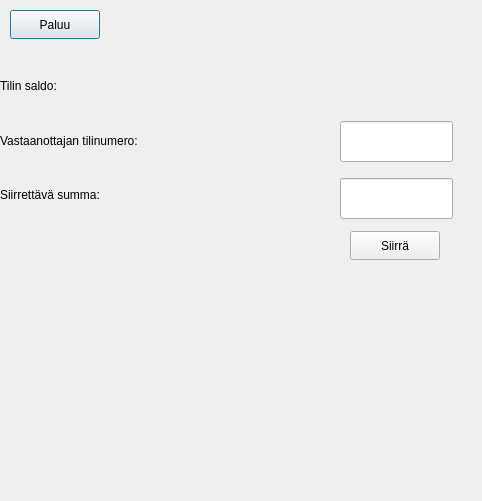
Before: the Qt Designer form bank_automat/transfer.ui in 25kmo-project/group_7, drawn with Qt 5.
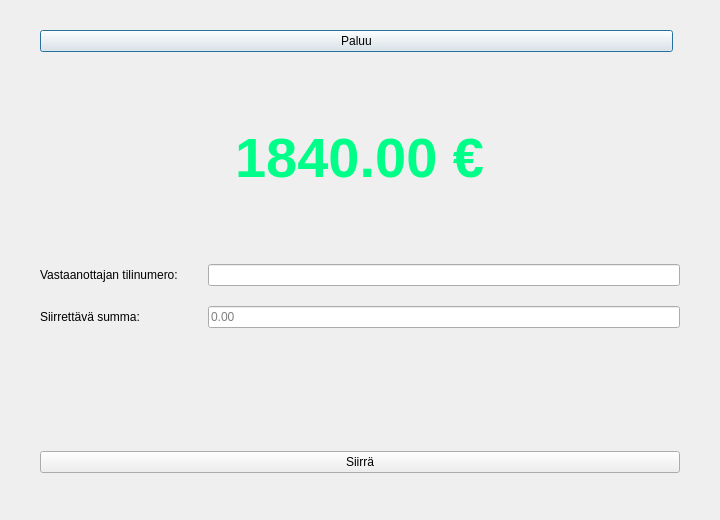
After: the same form once the commit is applied.

Commit message: UI-muutoksia ja parannuksia

```diff
--- a/bank_automat/transfer.ui
+++ b/bank_automat/transfer.ui
@@ -6,111 +6,132 @@
    <rect>
     <x>0</x>
     <y>0</y>
-    <width>482</width>
-    <height>501</height>
+    <width>720</width>
+    <height>520</height>
    </rect>
   </property>
+  <property name="minimumSize">
+   <size>
+    <width>600</width>
+    <height>450</height>
+   </size>
+  </property>
   <property name="windowTitle">
    <string>Tilisiirto</string>
   </property>
-  <widget class="QLabel" name="label">
-   <property name="geometry">
-    <rect>
-     <x>0</x>
-     <y>120</y>
-     <width>331</width>
-     <height>41</height>
-    </rect>
+
+  <layout class="QVBoxLayout" name="verticalLayout">
+   <property name="spacing">
+    <number>25</number>
    </property>
-   <property name="text">
-    <string>Vastaanottajan tilinumero:</string>
+   <property name="leftMargin">
+    <number>40</number>
    </property>
-  </widget>
-  <widget class="QPushButton" name="btnTransferBack">
-   <property name="geometry">
-    <rect>
-     <x>10</x>
-     <y>10</y>
-     <width>90</width>
-     <height>29</height>
-    </rect>
+   <property name="topMargin">
+    <number>30</number>
    </property>
-   <property name="text">
-    <string>Paluu</string>
+   <property name="rightMargin">
+    <number>40</number>
    </property>
-  </widget>
-  <widget class="QLineEdit" name="textTransferAccountNumber">
-   <property name="geometry">
-    <rect>
-     <x>340</x>
-     <y>121</y>
-     <width>113</width>
-     <height>41</height>
-    </rect>
+   <property name="bottomMargin">
+    <number>40</number>
    </property>
-  </widget>
-  <widget class="QLabel" name="label_2">
-   <property name="geometry">
-    <rect>
-     <x>0</x>
-     <y>170</y>
-     <width>261</width>
-     <height>51</height>
-    </rect>
-   </property>
-   <property name="text">
-    <string>&lt;html&gt;&lt;head/&gt;&lt;body&gt;&lt;p&gt;Siirrettävä summa:&lt;/p&gt;&lt;/body&gt;&lt;/html&gt;</string>
-   </property>
-  </widget>
-  <widget class="QLineEdit" name="textTrasferAmount">
-   <property name="geometry">
-    <rect>
-     <x>340</x>
-     <y>178</y>
-     <width>113</width>
-     <height>41</height>
-    </rect>
-   </property>
-  </widget>
-  <widget class="QPushButton" name="btnTransferMoney">
-   <property name="geometry">
-    <rect>
-     <x>350</x>
-     <y>231</y>
-     <width>90</width>
-     <height>29</height>
-    </rect>
-   </property>
-   <property name="text">
-    <string>Siirrä</string>
-   </property>
-  </widget>
-  <widget class="QLabel" name="labelTransferAccountBalance">
-   <property name="geometry">
-    <rect>
-     <x>330</x>
-     <y>70</y>
-     <width>131</width>
-     <height>51</height>
-    </rect>
-   </property>
-   <property name="text">
-    <string/>
-   </property>
-  </widget>
-  <widget class="QLabel" name="label_3">
-   <property name="geometry">
-    <rect>
-     <x>0</x>
-     <y>70</y>
-     <width>191</width>
-     <height>31</height>
-    </rect>
-   </property>
-   <property name="text">
-    <string>Tilin saldo:</string>
-   </property>
-  </widget>
+
+   <!-- Top bar -->
+   <item>
+    <layout class="QHBoxLayout" name="topBar">
+     <item>
+      <widget class="QPushButton" name="btnTransferBack">
+       <property name="text">
+        <string>Paluu</string>
+       </property>
+      </widget>
+     </item>
+     <item>
+      <spacer name="horizontalSpacer">
+       <property name="orientation">
+        <enum>Qt::Horizontal</enum>
+       </property>
+      </spacer>
+     </item>
+    </layout>
+   </item>
+
+   <!-- Tilin saldo -->
+   <item alignment="Qt::AlignCenter">
+    <widget class="QLabel" name="labelTransferAccountBalance">
+     <property name="text">
+      <string>1840.00 €</string>
+     </property>
+     <property name="font">
+      <font>
+       <pointsize>42</pointsize>
+       <weight>75</weight>
+      </font>
+     </property>
+     <property name="styleSheet">
+      <string notr="true">color: #00FF88;</string>
+     </property>
+    </widget>
+   </item>
+
+   <!-- Lomake -->
+   <item>
+    <layout class="QFormLayout" name="formLayout">
+     <property name="horizontalSpacing">
+      <number>30</number>
+     </property>
+     <property name="verticalSpacing">
+      <number>20</number>
+     </property>
+
+     <!-- Vastaanottajan tilinumero -->
+     <item row="0" column="0">
+      <widget class="QLabel" name="label">
+       <property name="text">
+        <string>Vastaanottajan tilinumero:</string>
+       </property>
+      </widget>
+     </item>
+     <item row="0" column="1">
+      <widget class="QLineEdit" name="textTransferAccountNumber"/>
+     </item>
+
+     <!-- Siirrettävä summa -->
+     <item row="1" column="0">
+      <widget class="QLabel" name="label_2">
+       <property name="text">
+        <string>Siirrettävä summa:</string>
+       </property>
+      </widget>
+     </item>
+     <item row="1" column="1">
+      <widget class="QLineEdit" name="textTrasferAmount">
+       <property name="placeholderText">
+        <string>0.00</string>
+       </property>
+      </widget>
+     </item>
+    </layout>
+   </item>
+
+   <!-- Siirrä-nappi -->
+   <item>
+    <widget class="QPushButton" name="btnTransferMoney">
+     <property name="text">
+      <string>Siirrä</string>
+     </property>
+    </widget>
+   </item>
+
+   <item>
+    <spacer name="verticalSpacer">
+     <property name="orientation">
+      <enum>Qt::Vertical</enum>
+     </property>
+    </spacer>
+   </item>
+  </layout>
  </widget>
  <resources/>
  <connections/>
```
The commit also changes 5 other files.
